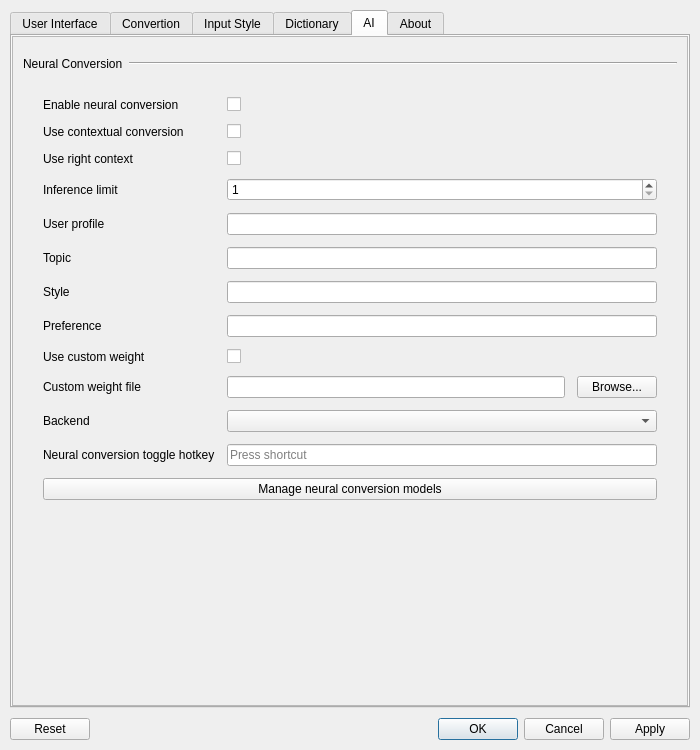
Old version of the form hazkey-settings/mainwindow.ui in the repository presire/hazkey-community.
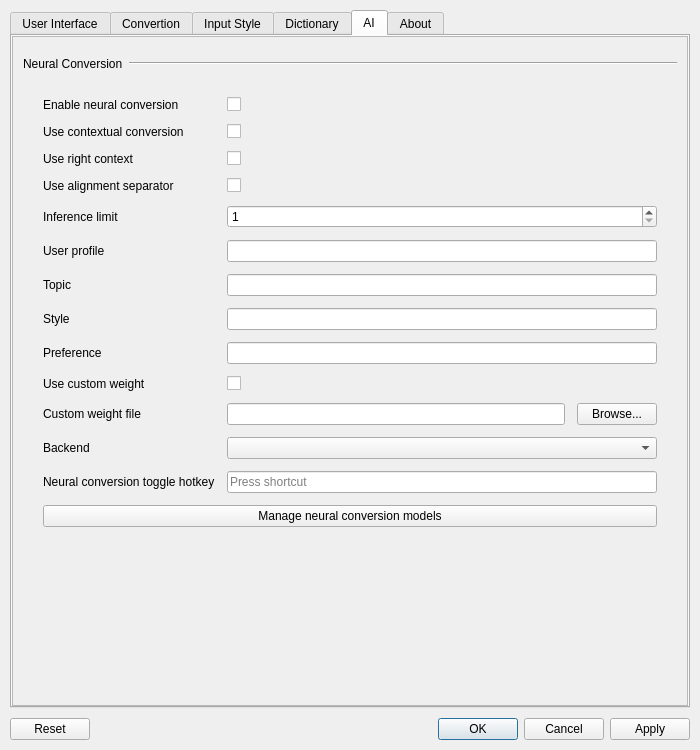
New version of the form. The open tabs and pages were chosen to show the change. Icons and pictures are not drawn.

Commit message: feat: add Zenzai alignment separator for mid-cursor conversion

Diff of the .ui file:
```diff
--- a/hazkey-settings/mainwindow.ui
+++ b/hazkey-settings/mainwindow.ui
@@ -1920,13 +1920,30 @@
                </widget>
               </item>
               <item row="3" column="0">
+               <widget class="QLabel" name="zenzaiAlignmentSeparatorLabel">
+                <property name="text">
+                 <string>Use alignment separator</string>
+                </property>
+                <property name="toolTip">
+                 <string>When only the part before the cursor is converted (for example after moving the clause boundary with Shift+Left/Right), tells the converter where the cursor is and what follows it. Requires a zenz-v3.2 or newer model.</string>
+                </property>
+               </widget>
+              </item>
+              <item row="3" column="1">
+               <widget class="QCheckBox" name="zenzaiAlignmentSeparator">
+                <property name="toolTip">
+                 <string>When only the part before the cursor is converted (for example after moving the clause boundary with Shift+Left/Right), tells the converter where the cursor is and what follows it. Requires a zenz-v3.2 or newer model.</string>
+                </property>
+               </widget>
+              </item>
+              <item row="4" column="0">
                <widget class="QLabel" name="zenzaiInferenceLimitLabel">
                <property name="text">
                 <string>Inference limit</string>
                </property>
               </widget>
              </item>
-              <item row="3" column="1">
+              <item row="4" column="1">
                <widget class="QSpinBox" name="zenzaiInferenceLimit">
                <property name="minimum">
                 <number>1</number>
@@ -1936,7 +1953,7 @@
                </property>
               </widget>
              </item>
-              <item row="4" column="1">
+              <item row="5" column="1">
                <widget class="QLineEdit" name="zenzaiUserPlofile">
                <property name="sizePolicy">
                 <sizepolicy hsizetype="Preferred" vsizetype="Fixed">
@@ -1946,61 +1963,61 @@
                </property>
               </widget>
              </item>
-                <item row="4" column="0">
+                <item row="5" column="0">
                <widget class="QLabel" name="zenzaiUserProfileLabel">
                 <property name="text">
                  <string>User profile</string>
                 </property>
                </widget>
               </item>
-              <item row="5" column="0">
+              <item row="6" column="0">
                <widget class="QLabel" name="zenzaiTopicLabel">
                 <property name="text">
                  <string>Topic</string>
                 </property>
                </widget>
               </item>
-              <item row="5" column="1">
+              <item row="6" column="1">
                <widget class="QLineEdit" name="zenzaiTopic"/>
               </item>
-              <item row="6" column="0">
+              <item row="7" column="0">
                <widget class="QLabel" name="zenzaiStyleLabel">
                 <property name="text">
                  <string>Style</string>
                 </property>
                </widget>
               </item>
-              <item row="6" column="1">
+              <item row="7" column="1">
                <widget class="QLineEdit" name="zenzaiStyle"/>
               </item>
-              <item row="7" column="0">
+              <item row="8" column="0">
                <widget class="QLabel" name="zenzaiPreferenceLabel">
                 <property name="text">
                  <string>Preference</string>
                 </property>
                </widget>
               </item>
-              <item row="7" column="1">
+              <item row="8" column="1">
                <widget class="QLineEdit" name="zenzaiPreference"/>
               </item>
-                <item row="8" column="0">
+                <item row="9" column="0">
                  <widget class="QLabel" name="useZenzaiCustomWeightLabel">
                   <property name="text">
                    <string>Use custom weight</string>
                   </property>
                  </widget>
                 </item>
-                <item row="8" column="1">
+                <item row="9" column="1">
                  <widget class="QCheckBox" name="useZenzaiCustomWeight"/>
                 </item>
-                <item row="9" column="0">
+                <item row="10" column="0">
                  <widget class="QLabel" name="zenzaiWeightPathLabel">
                   <property name="text">
                    <string>Custom weight file</string>
                   </property>
                  </widget>
                 </item>
-                <item row="9" column="1">
+                <item row="10" column="1">
                  <layout class="QHBoxLayout" name="zenzaiWeightPathLayout">
                  <item>
                   <widget class="QLineEdit" name="zenzaiWeightPath"/>
@@ -2014,27 +2031,27 @@
                  </item>
                 </layout>
                </item>
-                <item row="10" column="0">
+                <item row="11" column="0">
                  <widget class="QLabel" name="zenzaiBackendDeviceLabel">
                 <property name="text">
                  <string>Backend</string>
                 </property>
                </widget>
               </item>
-                <item row="10" column="1">
+                <item row="11" column="1">
                  <widget class="QComboBox" name="zenzaiBackendDevice"/>
                </item>
-                <item row="11" column="0">
+                <item row="12" column="0">
                  <widget class="QLabel" name="zenzaiToggleHotkeyLabel">
                  <property name="text">
                   <string>Neural conversion toggle hotkey</string>
                  </property>
                 </widget>
                </item>
-                <item row="11" column="1">
+                <item row="12" column="1">
                  <widget class="QKeySequenceEdit" name="zenzaiToggleHotkey"/>
                </item>
-                <item row="12" column="0" colspan="2">
+                <item row="13" column="0" colspan="2">
                 <widget class="QPushButton" name="manageZenzaiModels">
                 <property name="text">
                  <string>Manage neural conversion models</string>
```
The commit also changes 26 other files.
